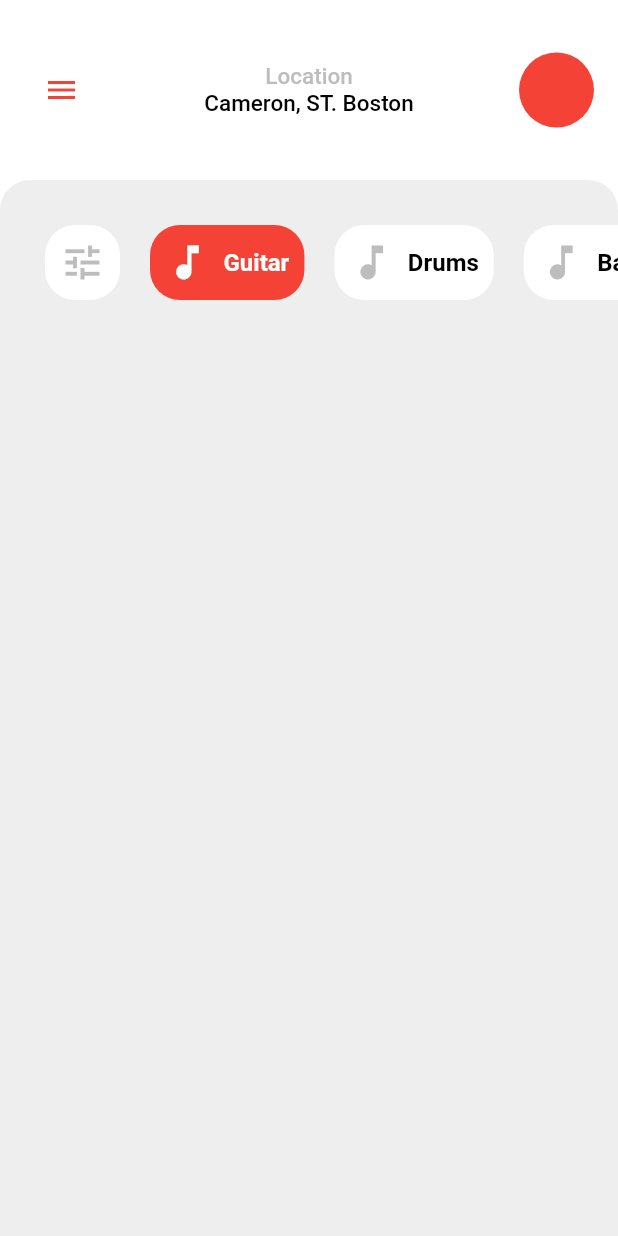
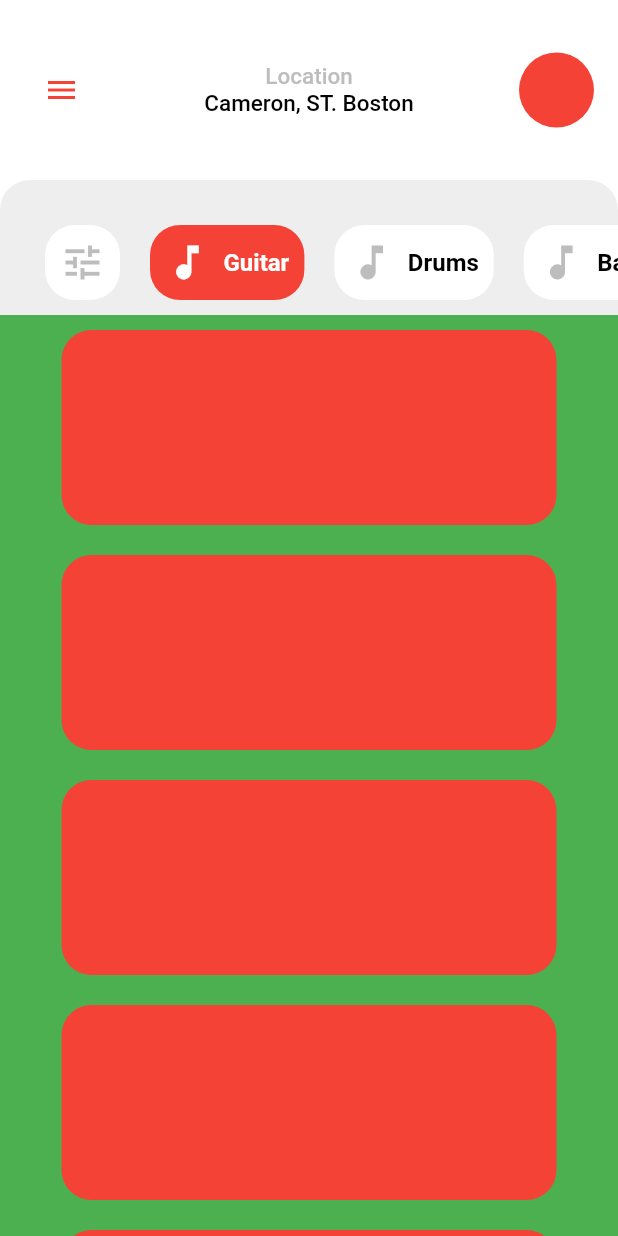
Before and after one commit to dudadiass/challenge_02, a Flutter app: the screen it shows after launch, on a phone screen of 412 x 824 dp. Run offline on Flutter 3.47's test engine with Material 2 defaults, Android fonts, the phone set to English and light mode, and no system bars.

```diff
--- a/lib/app/pages/home_page.dart
+++ b/lib/app/pages/home_page.dart
@@ -4,6 +4,7 @@ import '../widgets/card_instrument_widget.dart';
 import '../widgets/slivers_widgets/sliver_app_bar_widget.dart';
 import '../widgets/slivers_widgets/sliver_to_box_adapter_widget.dart';
 import '../widgets/slivers_widgets/sliver_to_box_adapter_top_widget.dart';
+import '../repositories/instrument_repository.dart';
 
 class HomePage extends StatefulWidget {
   const HomePage({super.key});
@@ -22,6 +23,24 @@ class _HomePageState extends State<HomePage> {
           const SliverAppBarWidget(),
           const SliverToBoxAdapterTopWidget(),
           const SliverTpBoxAdapterWidget(),
+          SliverList(
+            delegate: SliverChildBuilderDelegate(
+              childCount: instrumentList.length,
+              (_, index) {
+                final instrumentModel = instrumentList[index];
+                return Container(
+                  color: Colors.green,
+                  child: Column(
+                    children: [
+                      CardInstrumentWidget(
+                        instrumentModel: instrumentModel,
+                      ),
+                    ],
+                  ),
+                );
+              },
+            ),
+          ),
         ],
       ),
     );
--- a/lib/app/widgets/card_instrument_widget.dart
+++ b/lib/app/widgets/card_instrument_widget.dart
@@ -1,7 +1,9 @@
+import 'package:challenge_02/app/models/instrument_model.dart';
 import 'package:flutter/material.dart';
 
 class CardInstrumentWidget extends StatelessWidget {
-  const CardInstrumentWidget({super.key});
+  final InstrumentModel instrumentModel;
+  const CardInstrumentWidget({super.key, required this.instrumentModel});
 
   @override
   Widget build(BuildContext context) {
```
